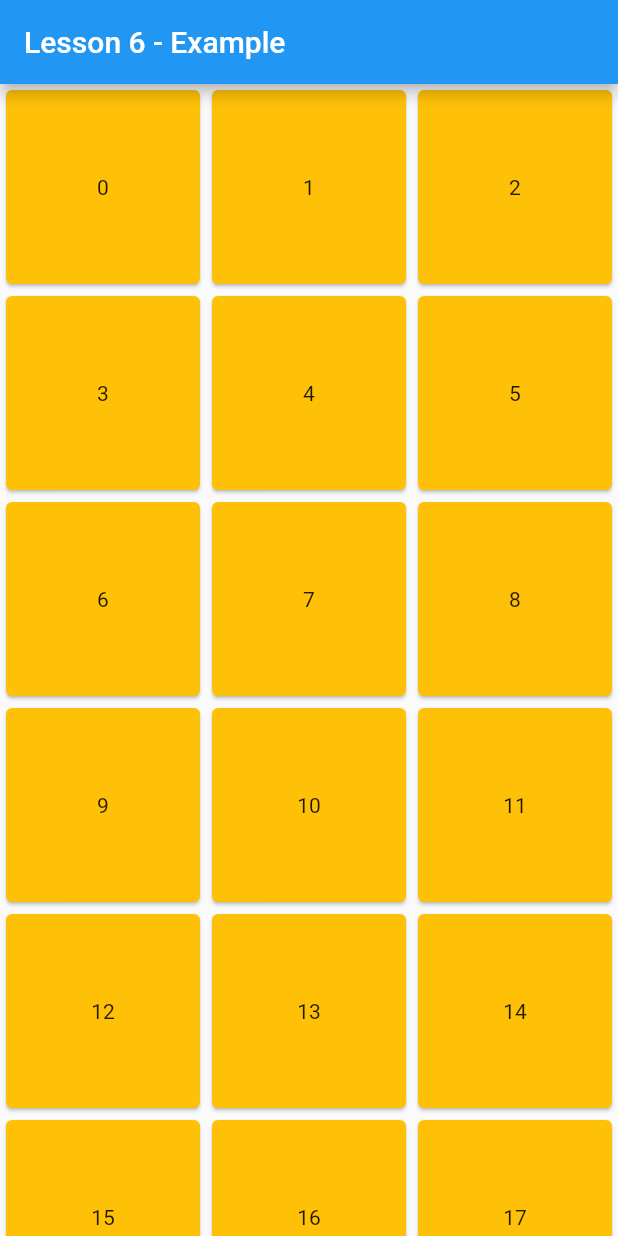
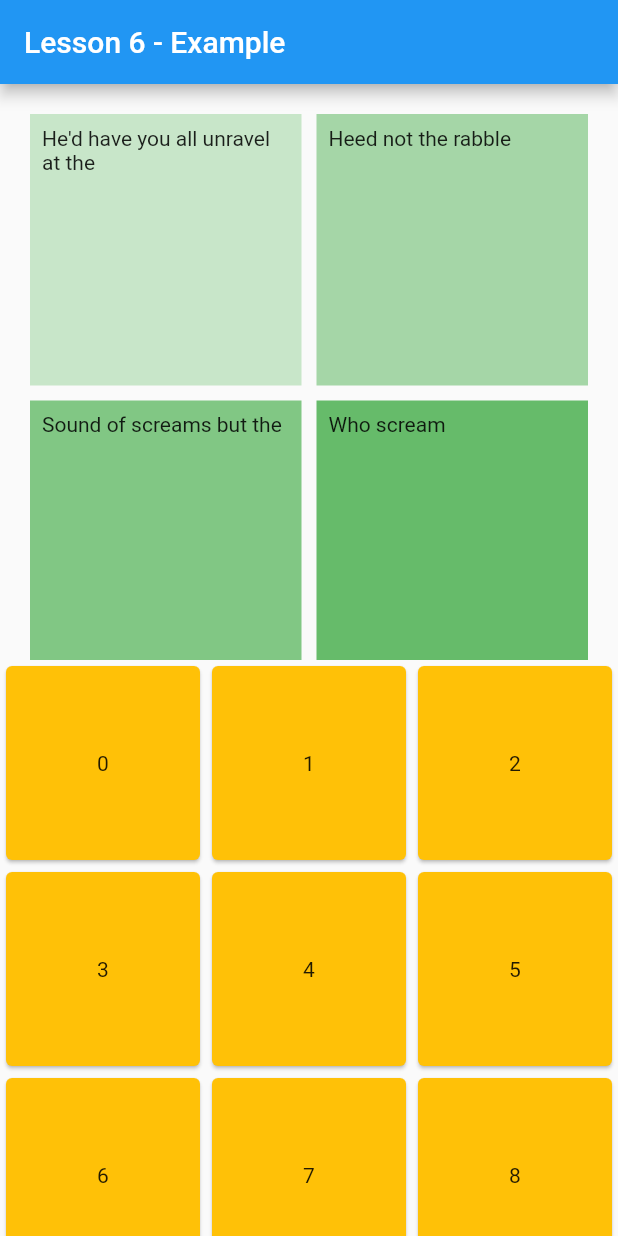
Before and after one commit to DuyLeHong/lesson3456, a Flutter app: the Lesson6HomePage screen opened directly, on a phone screen of 412 x 824 dp. Run offline on Flutter 3.47's test engine with Material 2 defaults, Android fonts, the phone set to English and light mode, and no system bars.

Commit message:
GridView example

```diff
--- a/lib/lesson6.dart
+++ b/lib/lesson6.dart
@@ -27,8 +27,59 @@ class Lesson6HomePage extends StatelessWidget {
         ),
         body: SafeArea(
           child: Center(
+            child: Column(
+              children: [
+                Expanded(
+                    child: CustomScrollView(
+                  primary: false,
+                  slivers: <Widget>[
+                    SliverPadding(
+                      padding: const EdgeInsets.all(20),
+                      sliver: SliverGrid.count(
+                        crossAxisSpacing: 10,
+                        mainAxisSpacing: 10,
+                        crossAxisCount: 2,
+                        children: <Widget>[
+                          Container(
+                            padding: const EdgeInsets.all(8),
+                            child:
+                                const Text("He'd have you all unravel at the"),
+                            color: Colors.green[100],
+                          ),
+                          Container(
+                            padding: const EdgeInsets.all(8),
+                            child: const Text('Heed not the rabble'),
+                            color: Colors.green[200],
+                          ),
+                          Container(
+                            padding: const EdgeInsets.all(8),
+                            child: const Text('Sound of screams but the'),
+                            color: Colors.green[300],
+                          ),
+                          Container(
+                            padding: const EdgeInsets.all(8),
+                            child: const Text('Who scream'),
+                            color: Colors.green[400],
+                          ),
+                          Container(
+                            padding: const EdgeInsets.all(8),
+                            child: const Text('Revolution is coming...'),
+                            color: Colors.green[500],
+                          ),
+                          Container(
+                            padding: const EdgeInsets.all(8),
+                            child: const Text('Revolution, they...'),
+                            color: Colors.green[600],
+                          ),
+                        ],
+                      ),
+                    ),
+                  ],
+                )),
+                Expanded(
                     child: GridView.builder(
-                gridDelegate: const SliverGridDelegateWithFixedCrossAxisCount(
+                        gridDelegate:
+                            const SliverGridDelegateWithFixedCrossAxisCount(
                           crossAxisCount: 3,
                         ),
                         itemCount: 300,
@@ -37,7 +88,8 @@ class Lesson6HomePage extends StatelessWidget {
                             color: Colors.amber,
                             child: Center(child: Text('$index')),
                           );
-                }
+                        }))
+              ],
             ),
           ),
         ));
```
Lines whose indentation alone changed are shown as unchanged.
